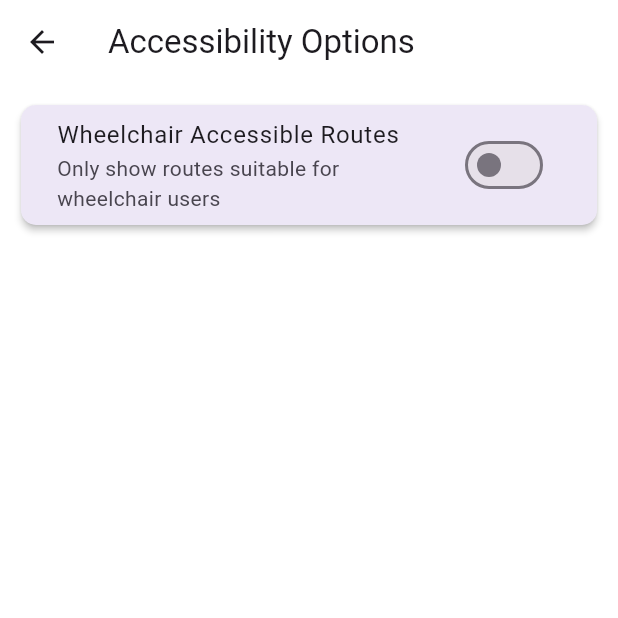
After one commit to MalikKa2002/final_project, a Flutter app: the SettingsScreen screen opened directly, after a tap on "Accessibility Options", on a phone screen of 412 x 824 dp, the top half of it. The commit adds this screen. Run offline on Flutter 3.47's test engine with Material 3 defaults, Android fonts, the phone set to English and light mode, and no system bars; our stand-ins replace camera, carousel_slider, cloud_firestore, dotted_border, file_picker, firebase_auth and 7 more; accounts and stored records are empty; generated files the repository leaves out were written again.

Commit message:
Add accessibility options and language switcher; enhance settings screen with new dialog

```diff
--- a/smart_guide/lib/Screens/settings_screen.dart
+++ b/smart_guide/lib/Screens/settings_screen.dart
@@ -4,6 +4,7 @@ import 'package:smart_guide/Screens/admin_pade.dart';
 import 'package:flutter_gen/gen_l10n/app_localizations.dart';
 import 'package:firebase_auth/firebase_auth.dart';
 import 'package:cloud_firestore/cloud_firestore.dart';
+import 'package:smart_guide/components/accessibility_dialog.dart';
 
 class SettingsScreen extends StatefulWidget {
   const SettingsScreen({super.key});
@@ -19,6 +20,8 @@ class _SettingsScreenState extends State<SettingsScreen> {
   bool _loading = true;
   String _name = '';
   String _email = '';
+
+  bool isWheelchairAccessible = false;
 
   final TextEditingController _nameController = TextEditingController();
   final TextEditingController _emailController = TextEditingController();
@@ -262,7 +265,7 @@ class _SettingsScreenState extends State<SettingsScreen> {
               leading: const Icon(Icons.feedback_outlined, color: Colors.green),
               title: Text(local.giveFeedback,
                   style: TextStyle(color: Colors.black)),
-              onTap: () => _showFeedbackDialog,
+              onTap: () => _showFeedbackDialog(),
             ),
             const Divider(color: Colors.grey),
 
@@ -284,9 +287,32 @@ class _SettingsScreenState extends State<SettingsScreen> {
 
             ListTile(
               leading: const Icon(Icons.accessibility, color: Colors.green),
-              title: Text(local.enableAssistanceFeatures,
-                  style: TextStyle(color: Colors.black)),
-              onTap: () {},
+              title: const Text(
+                "Accessibility Options",
+                style: TextStyle(color: Colors.black),
+              ),
+              trailing: Text(
+                isWheelchairAccessible ? "ON" : "OFF",
+                style: TextStyle(
+                  color: isWheelchairAccessible ? Colors.green : Colors.red,
+                  fontWeight: FontWeight.bold,
+                ),
+              ),
+              onTap: () {
+                Navigator.push(
+                  context,
+                  MaterialPageRoute(
+                    builder: (_) => AccessibilitySettingsScreen(
+                      initialValue: isWheelchairAccessible,
+                      onChanged: (value) {
+                        setState(() {
+                          isWheelchairAccessible = value;
+                        });
+                      },
+                    ),
+                  ),
+                );
+              },
             ),
             const Divider(color: Colors.grey),
 
--- /dev/null
+++ b/smart_guide/lib/components/accessibility_dialog.dart
@@ -0,0 +1,70 @@
+import 'package:flutter/material.dart';
+import 'package:flutter_gen/gen_l10n/app_localizations.dart';
+
+class AccessibilitySettingsScreen extends StatefulWidget {
+  final bool initialValue;
+  final Function(bool) onChanged;
+
+  const AccessibilitySettingsScreen({
+    super.key,
+    required this.initialValue,
+    required this.onChanged,
+  });
+
+  @override
+  State<AccessibilitySettingsScreen> createState() =>
+      _AccessibilitySettingsScreenState();
+}
+
+class _AccessibilitySettingsScreenState
+    extends State<AccessibilitySettingsScreen> {
+  late bool isWheelchairAccessible;
+
+  @override
+  void initState() {
+    super.initState();
+    isWheelchairAccessible = widget.initialValue;
+  }
+
+  @override
+  Widget build(BuildContext context) {
+    final local = AppLocalizations.of(context)!;
+    return Scaffold(
+      backgroundColor: Colors.white,
+      appBar: AppBar(
+        backgroundColor: Colors.white,
+        title: Text(local.accessibilityOptions),
+      ),
+      body: Padding(
+        padding: const EdgeInsets.all(10.0),
+        child: ListView(
+          children: [
+            Card(
+              elevation: 2,
+              shape: RoundedRectangleBorder(
+                borderRadius: BorderRadius.circular(10.0),
+              ),
+              color: Colors.deepPurple[50],
+              child: Padding(
+                padding: const EdgeInsets.symmetric(horizontal: 8.0),
+                child: SwitchListTile(
+                  title: const Text("Wheelchair Accessible Routes"),
+                  subtitle: const Text(
+                      "Only show routes suitable for wheelchair users"),
+                  value: isWheelchairAccessible,
+                  onChanged: (value) {
+                    setState(() {
+                      isWheelchairAccessible = value;
+                    });
+                    widget.onChanged(value); // Notify parent
+                  },
+                ),
+              ),
+            ),
+            // Add more Card widgets for other options if needed
+          ],
+        ),
+      ),
+    );
+  }
+}
--- a/smart_guide/lib/l10n/app_ar.arb
+++ b/smart_guide/lib/l10n/app_ar.arb
@@ -120,6 +120,10 @@
     "fetchingLocation":"جاري الوصول للموقع",
     "locationNotFound":"الموقع غير موجود",
     "unableToFetchLocation":"غير قادر على الوصول للموقع.",
-    "enableAssistanceFeatures":"تفعيل ميزات المساعدة"
+    "accessibilityOptions":"خيارات الوصول",
+    "wheelchairAccessibleRoutes":"طرق مناسبة للكراسي المتحركة",
+    "wheelchairAccessibleRoutesDescription":"عرض الطرق المناسبة لمستخدمي الكراسي المتحركة فقط",
+    "on": "تشغيل",
+    "off": "إيقاف"
 
   }
--- a/smart_guide/lib/l10n/app_en.arb
+++ b/smart_guide/lib/l10n/app_en.arb
@@ -117,7 +117,11 @@
     "fetchingLocation":"Fetching location...",
     "locationNotFound":"Location not found",
     "unableToFetchLocation":"Unable to fetch location.",
-    "enableAssistanceFeatures":"Enable assistance features"
+    "accessibilityOptions":"Accessibility Options",
+    "wheelchairAccessibleRoutes":"Wheelchair Accessible Routes",
+    "wheelchairAccessibleRoutesDescription": "Only show routes suitable for wheelchair users",
+    "on": "On",
+    "off": "Off"
 
 
   }
```
Also changed, not shown: smart_guide/lib/l10n/app_he.arb (+5 -2 lines).
